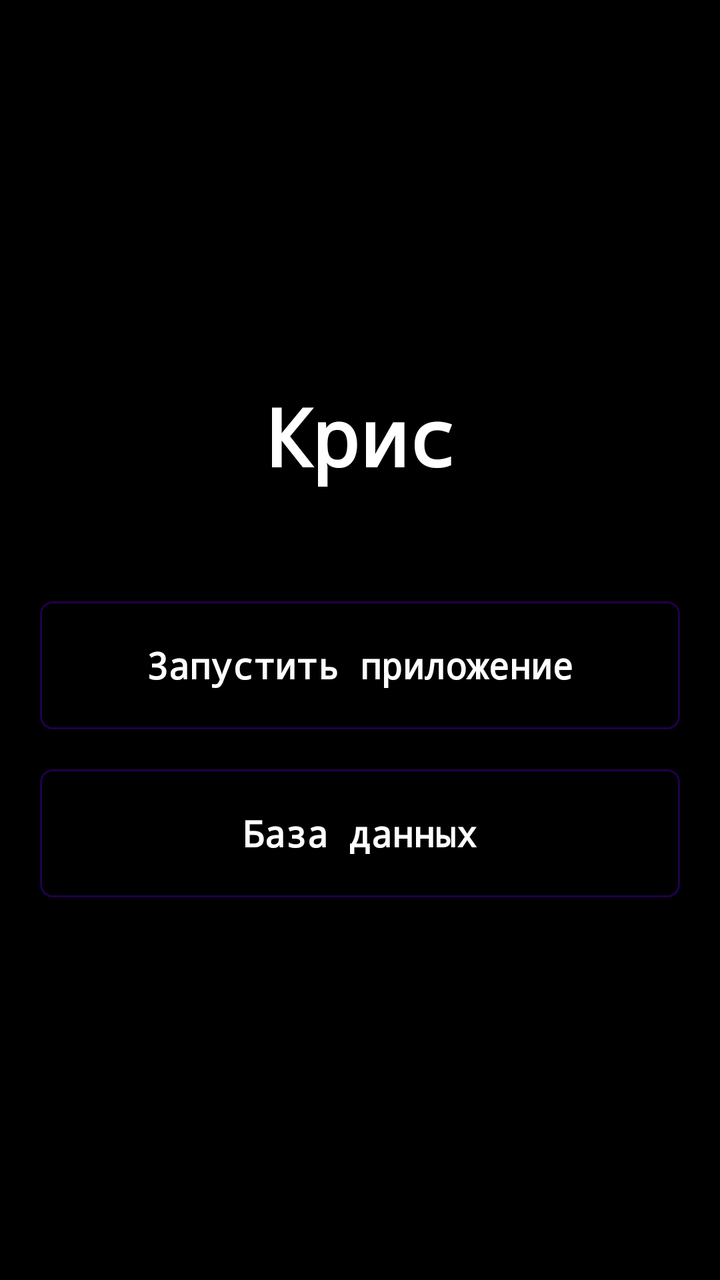
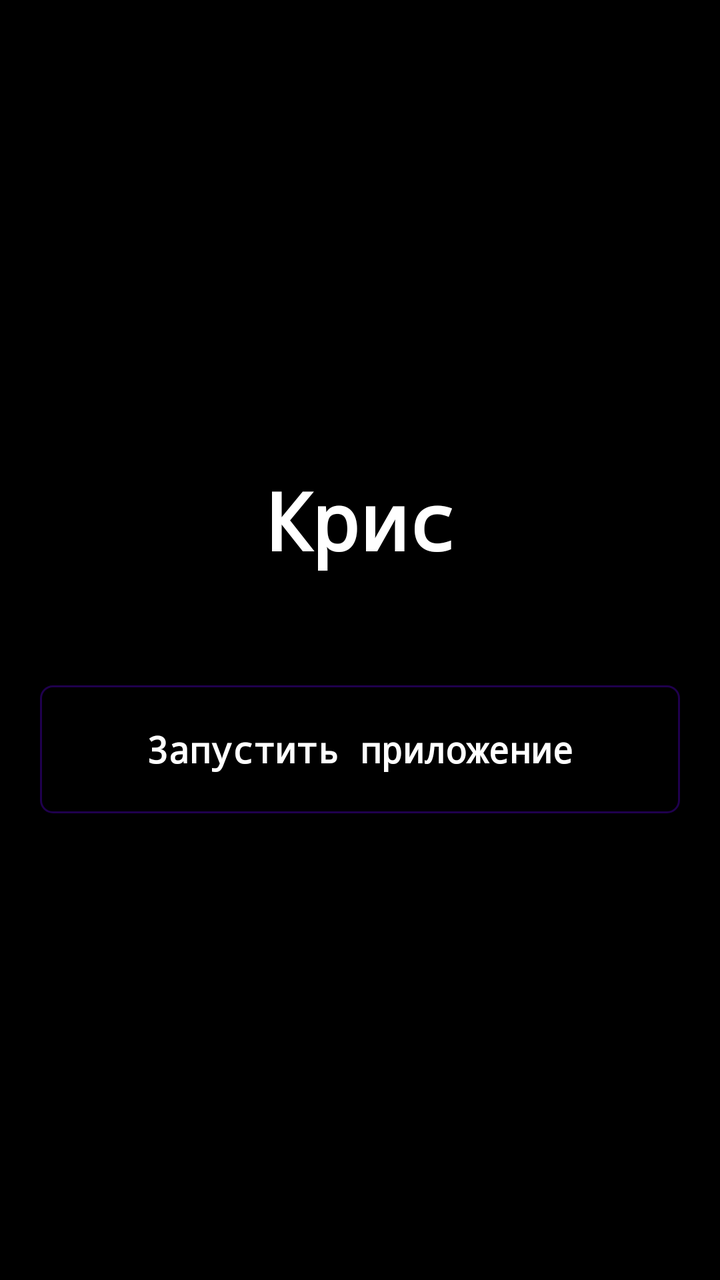

An Android layout rendered at two revisions. The XML below is the earlier revision; the diff shows what the commit changed to produce the second picture.
<!-- AndroidManifest.xml: application theme Theme.TrainDriverApp -->
<!-- res/layout/activity_menu.xml -->
<?xml version="1.0" encoding="utf-8"?>
<LinearLayout xmlns:android="http://schemas.android.com/apk/res/android"
    android:layout_width="match_parent"
    android:layout_height="match_parent"
    android:background="#000000"
    android:orientation="vertical"
    android:gravity="center">

    <TextView
        android:layout_width="wrap_content"
        android:layout_height="wrap_content"
        android:text="@string/app_name"
        android:textColor="#FFFFFF"
        android:textStyle="bold"
        android:fontFamily="monospace"
        android:textSize="40sp"
        android:layout_marginBottom="56dp" />

    <Button
        android:id="@+id/menuLaunchButton"
        style="@style/MenuButton"
        android:text="Запустить приложение"
        android:layout_marginBottom="20dp" />

    <Button
        android:id="@+id/menuDatabaseButton"
        style="@style/MenuButton"
        android:text="База данных" />

</LinearLayout>
<!-- resources referenced by this layout -->
<resources>
  <string name="app_name">Крис</string>
  <style name="MenuButton" parent="Widget.AppCompat.Button.Borderless">
          <item name="android:layout_width">320dp</item>
          <item name="android:layout_height">64dp</item>
          <item name="android:background">@drawable/bg_header_toggle</item>
          <item name="android:textColor">#FFFFFF</item>
          <item name="android:textStyle">bold</item>
          <item name="android:fontFamily">monospace</item>
          <item name="android:textSize">18sp</item>
          <item name="android:textAllCaps">false</item>
      </style>
  <style name="Theme.TrainDriverApp" parent="Theme.MaterialComponents.DayNight.NoActionBar" />
  <!-- drawable bg_header_toggle (drawable) -->
  <?xml version="1.0" encoding="utf-8"?>
  <shape xmlns:android="http://schemas.android.com/apk/res/android" android:shape="rectangle">
      <corners android:radius="6dp" />
      <stroke android:width="1dp" android:color="#52FFFFFF" />
      <solid android:color="@android:color/transparent" />
  </shape>
</resources>

<!-- the commit's change to res/layout/activity_menu.xml (unified diff, before → after) -->
@@ -19,12 +19,6 @@
     <Button
         android:id="@+id/menuLaunchButton"
         style="@style/MenuButton"
-        android:text="Запустить приложение"
-        android:layout_marginBottom="20dp" />
-
-    <Button
-        android:id="@+id/menuDatabaseButton"
-        style="@style/MenuButton"
-        android:text="База данных" />
+        android:text="Запустить приложение" />
 
 </LinearLayout>
